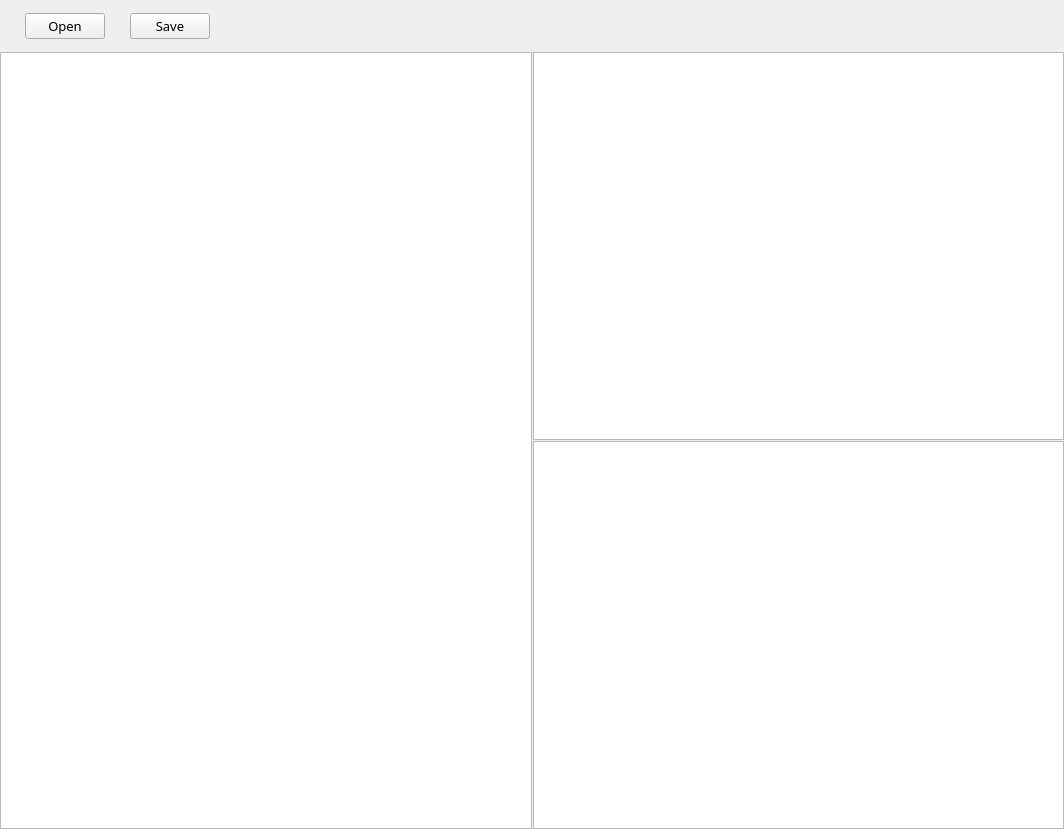
This is src/ElfReader.ui in rhirufxmbcyj/ElfReader as Qt 5 draws it before an edit. The edited form follows.
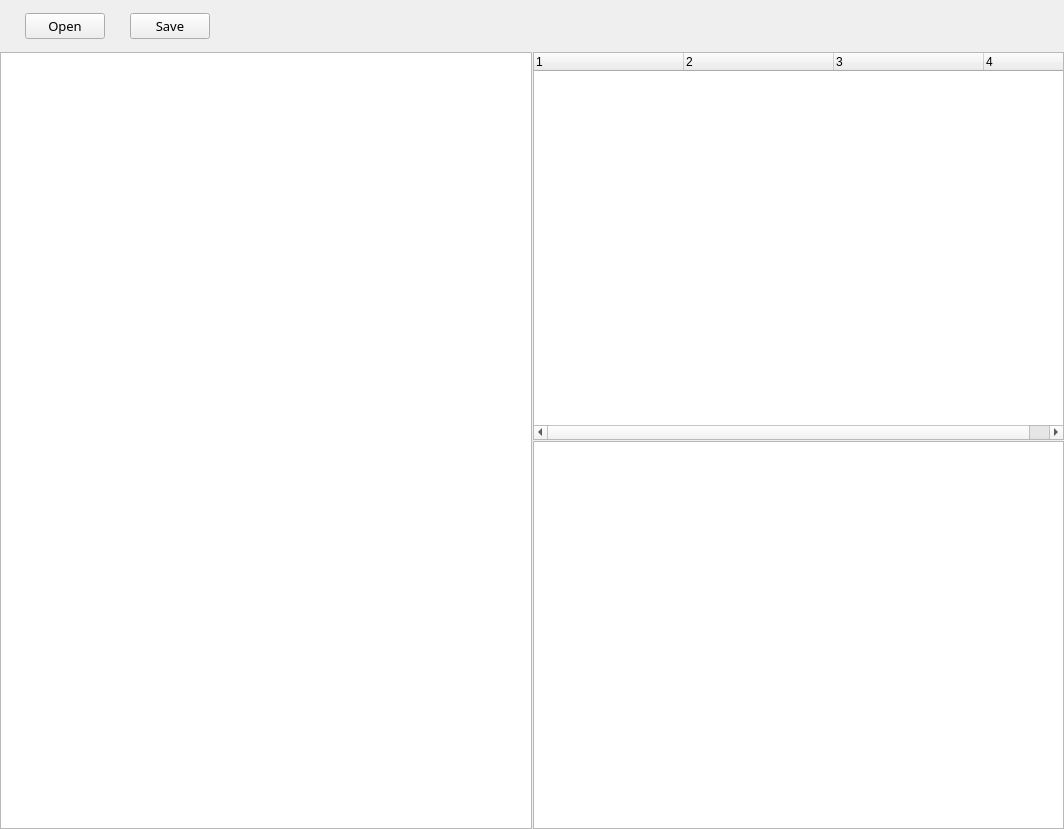
This is the edited form.

Commit message: 着手elf header界面显示

Diff of the .ui file:
```diff
--- a/src/ElfReader.ui
+++ b/src/ElfReader.ui
@@ -153,14 +153,38 @@
         <property name="acceptDrops">
          <bool>false</bool>
         </property>
+        <property name="rootIsDecorated">
+         <bool>true</bool>
+        </property>
+        <property name="columnCount">
+         <number>4</number>
+        </property>
         <attribute name="headerVisible">
-         <bool>false</bool>
+         <bool>true</bool>
+        </attribute>
+        <attribute name="headerDefaultSectionSize">
+         <number>150</number>
         </attribute>
         <column>
          <property name="text">
           <string notr="true">1</string>
          </property>
         </column>
+        <column>
+         <property name="text">
+          <string notr="true">2</string>
+         </property>
+        </column>
+        <column>
+         <property name="text">
+          <string notr="true">3</string>
+         </property>
+        </column>
+        <column>
+         <property name="text">
+          <string notr="true">4</string>
+         </property>
+        </column>
        </widget>
        <widget class="QListWidget" name="hex">
         <property name="acceptDrops">
```
The commit also changes 3 other files.
